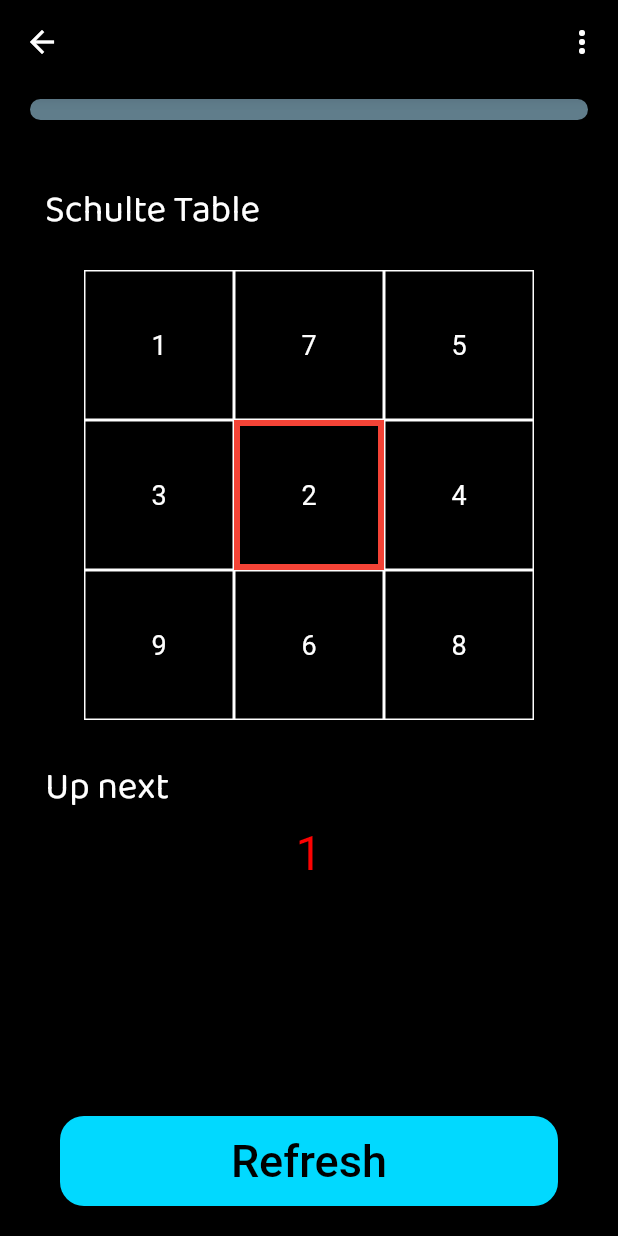
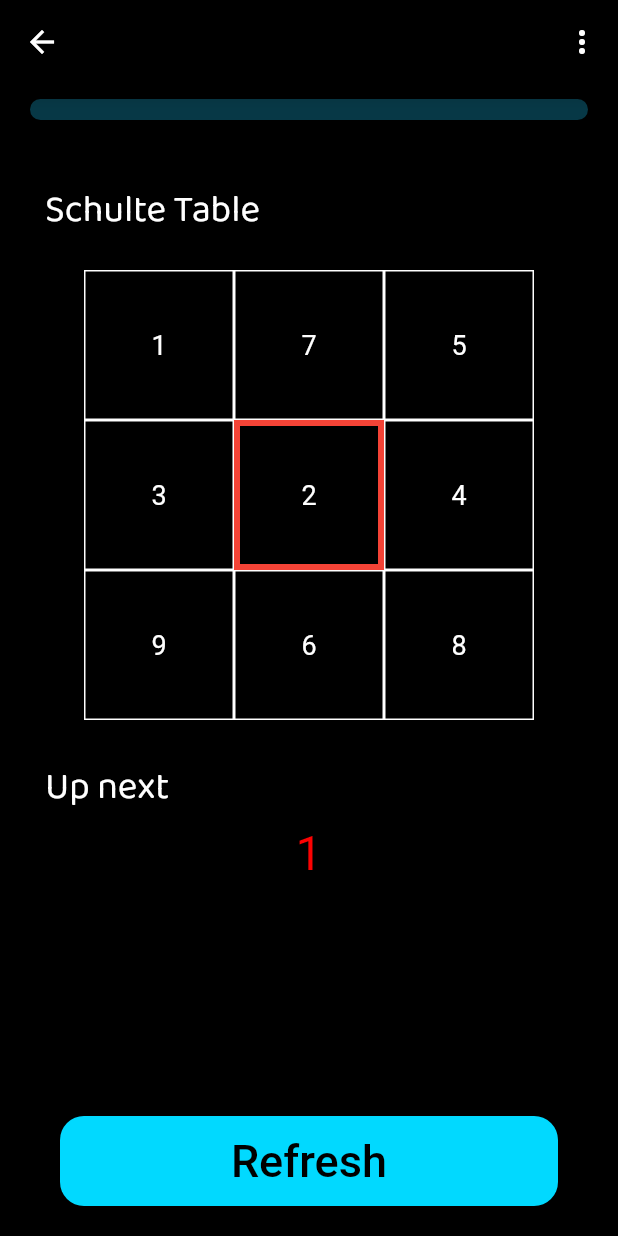
Before and after one commit to Bolt-SIH/BOLT-frontend, a Flutter app: the SchulteLevelOne screen opened by its route, on a phone screen of 412 x 824 dp. Run offline on Flutter 3.47's test engine with Material 2 defaults, Android fonts, the phone set to English and light mode, and no system bars; our stand-ins replace animated_text_kit, carousel_slider, firebase_auth, firebase_core, flutter_svg, get_storage and 3 more; accounts and stored records are empty; Roboto replaces fonts that are missing (Baloo2).

Commit message:
Corrected colors

```diff
--- a/lib/screens/CourseOnBoarding/lesson.dart
+++ b/lib/screens/CourseOnBoarding/lesson.dart
@@ -1,5 +1,6 @@
 import 'package:animated_text_kit/animated_text_kit.dart';
 import 'package:bolt/file_exported.dart';
+import 'package:bolt/screens/games/game_collection.dart';
 import 'package:bolt/theme/app_styles.dart';
 import 'package:flutter/src/foundation/key.dart';
 import 'package:flutter/src/widgets/framework.dart';
@@ -64,7 +65,7 @@ class _LessonCompletedState extends State<LessonCompleted> {
           const Spacer(
             flex: 1,
           ),
-          button("Completed", const Learn_start(), context)
+          button("Completed", const GameCollections(), context)
         ]),
       ),
     );
--- a/lib/screens/games/schulte_table/game_intro_screens/first_screen.dart
+++ b/lib/screens/games/schulte_table/game_intro_screens/first_screen.dart
@@ -46,7 +46,7 @@ class _FirstScreenState extends State<FirstScreen> {
               child: ClipRRect(
                 borderRadius: BorderRadius.circular(10),
                 child: LinearProgressIndicator(
-                  backgroundColor: Colors.blueGrey,
+                  backgroundColor: CustomColors.progressBarBackground,
                   minHeight: 14,
                   value: progressValue,
                   valueColor:
--- a/lib/screens/games/schulte_table/shulte_level_one.dart
+++ b/lib/screens/games/schulte_table/shulte_level_one.dart
@@ -39,8 +39,8 @@ class _SchulteLevelOneState extends State<SchulteLevelOne> {
   Widget build(BuildContext context) {
     if (kDebugMode) {
       print("myIndex == $myIndex");
-    print("myNum[myIndex] == ${myNum[_index]}");
-    print("myCHeck num ==${myCheckNum[myIndex]}");
+      print("myNum[myIndex] == ${myNum[_index]}");
+      print("myCHeck num ==${myCheckNum[myIndex]}");
     }
     return Scaffold(
       appBar: AppBar(
@@ -61,7 +61,7 @@ class _SchulteLevelOneState extends State<SchulteLevelOne> {
               child: ClipRRect(
                 borderRadius: BorderRadius.circular(10),
                 child: LinearProgressIndicator(
-                  backgroundColor: Colors.blueGrey,
+                  backgroundColor: CustomColors.progressBarBackground,
                   minHeight: 14,
                   value: progressValue,
                   valueColor:
@@ -454,9 +454,9 @@ class _SchulteLevelOneState extends State<SchulteLevelOne> {
                     setState(() {
                       // progressValue = progressValue! + 1 / 3;
                       // print(newUserInput);
-                              myNum.shuffle();
-                              newUserInput.clear();
-                              myIndex = 0;
+                      myNum.shuffle();
+                      newUserInput.clear();
+                      myIndex = 0;
                     });
                   },
                   child: const SizedBox(
--- a/pubspec.yaml
+++ b/pubspec.yaml
@@ -51,7 +51,6 @@ dependencies:
   # Use with the CupertinoIcons class for iOS style icons.
   cupertino_icons: ^1.0.2
 
-  animated_text_kit: ^4.2.2
 
   carousel_slider: ^4.1.1
   url_launcher: ^6.1.5
```
